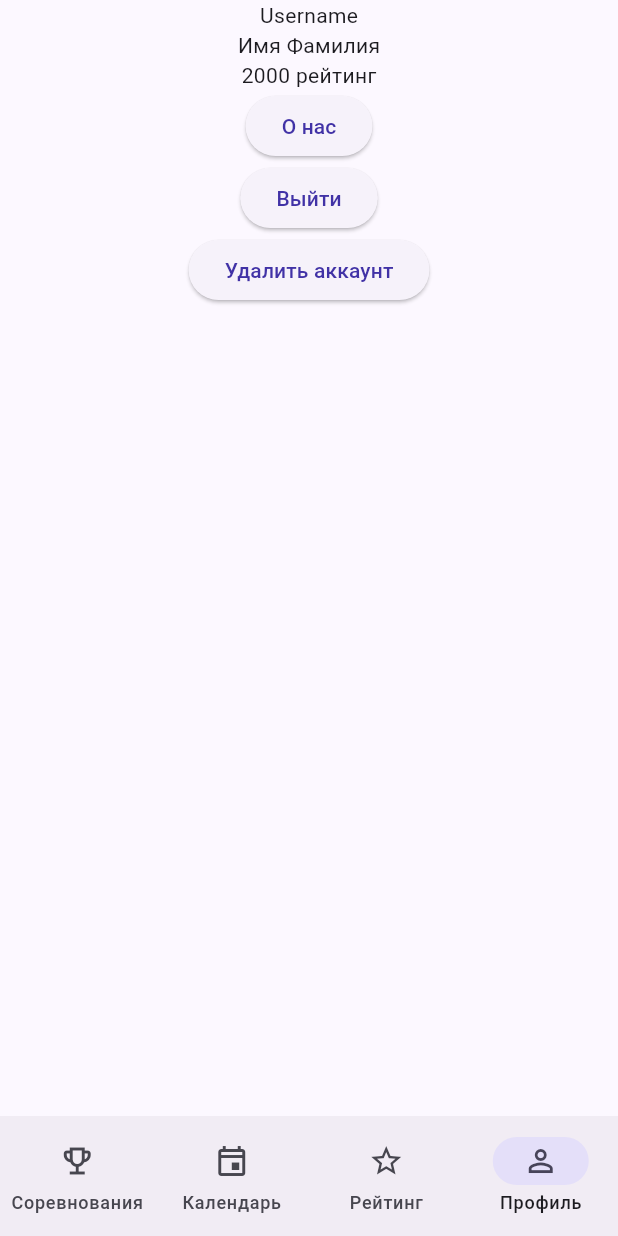
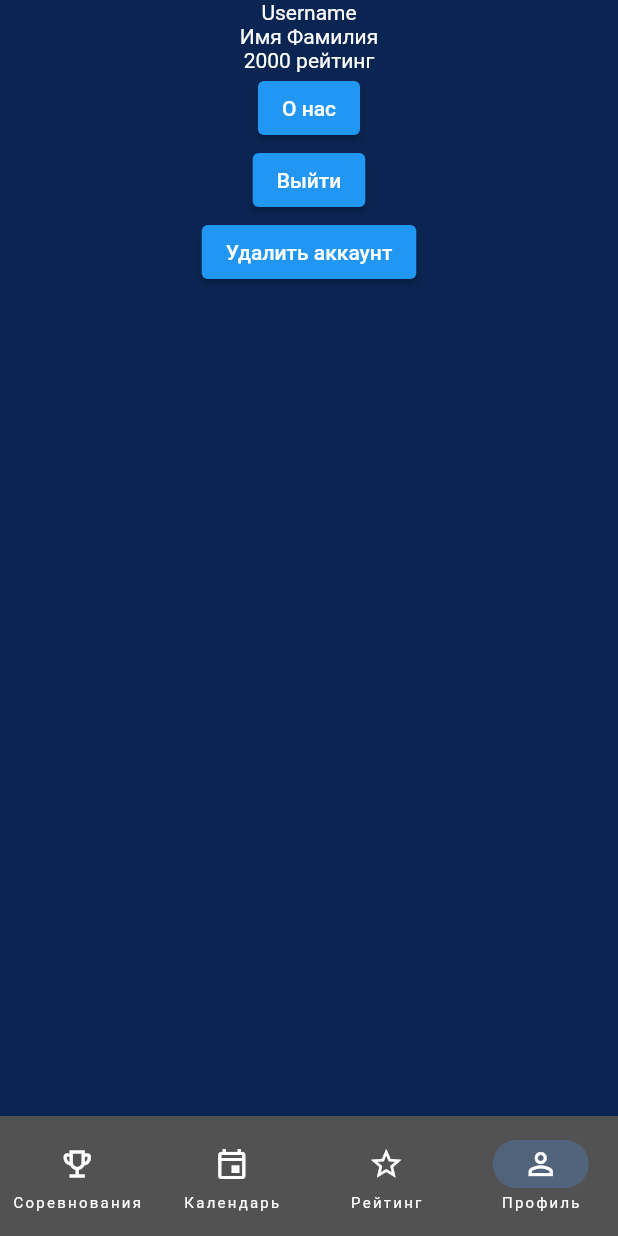
Before and after one commit to netos23/fsp_russia_app, a Flutter app: the screen it shows after launch, item 4 of the bottom bar chosen, on a phone screen of 412 x 824 dp. Run offline on Flutter 3.47's test engine with Material 2 defaults, Android fonts, the phone set to English and light mode, and no system bars; our stand-ins replace auto_route.

Commit message:
changed theme and icons

```diff
--- a/lib/internal/app.dart
+++ b/lib/internal/app.dart
@@ -1,5 +1,13 @@
 import 'package:flutter/material.dart';
 import 'package:fsp_russia_app/navigation/router.dart';
+
+import 'package:flutter/material.dart';
+
+final Color primaryColor = Color(0xFF0253FC);
+final Color darkPrimaryColor = Color(0xFF01071D);
+final Color accentColor = Color(0xFF4C9DFF);
+final Color backgroundColor = Color(0xFF132A4A);
+final Color secondaryBackgroundColor = Color(0xFF0A2552);
 
 class SportApp extends StatelessWidget {
   SportApp({Key? key}) : super(key: key);
@@ -9,13 +17,63 @@ class SportApp extends StatelessWidget {
   @override
   Widget build(BuildContext context) {
     return MaterialApp.router(
-      theme: ThemeData.from(
-        colorScheme: ColorScheme.fromSeed(
-          seedColor: const Color(0xff4132A6),
-          primary: const Color(0xff4132A6),
-          secondary: const Color(0xff4132A6).withOpacity(0.5),
+      // theme: ThemeData.from(
+      //   colorScheme: ColorScheme.fromSeed(
+      //     seedColor: const Color(0xff4132A6),
+      //     primary: const Color(0xff4132A6),
+      //     secondary: const Color(0xff4132A6).withOpacity(0.5),
+      //   ),
+      //   useMaterial3: true,
+      // ),
+      theme: ThemeData(
+        brightness: Brightness.dark,
+        primaryColor: primaryColor,
+        primaryColorDark: darkPrimaryColor,
+        accentColor: accentColor,
+        backgroundColor: backgroundColor,
+        scaffoldBackgroundColor: secondaryBackgroundColor,
+        appBarTheme: AppBarTheme(
+          elevation: 0,
+          textTheme: TextTheme(
+            headline6: TextStyle(
+              color: Colors.white,
+              fontSize: 20,
+              fontWeight: FontWeight.bold,
+            ),
+          ),
         ),
-        useMaterial3: true,
+        textTheme: TextTheme(
+          headline1: TextStyle(fontSize: 72.0, fontWeight: FontWeight.bold),
+          headline6: TextStyle(fontSize: 36.0, fontStyle: FontStyle.italic),
+          bodyText2: TextStyle(fontSize: 14.0, fontFamily: 'Roboto'),
+        ),
+        buttonTheme: ButtonThemeData(
+          buttonColor: accentColor,
+          textTheme: ButtonTextTheme.primary,
+          shape: RoundedRectangleBorder(
+            borderRadius: BorderRadius.circular(8),
+          ),
+        ),
+        inputDecorationTheme: InputDecorationTheme(
+          fillColor: secondaryBackgroundColor,
+          filled: true,
+          border: OutlineInputBorder(
+            borderSide: BorderSide.none,
+            borderRadius: BorderRadius.circular(8),
+          ),
+          focusedBorder: OutlineInputBorder(
+            borderSide: BorderSide(color: accentColor),
+            borderRadius: BorderRadius.circular(8),
+          ),
+        ),
+        cardTheme: CardTheme(
+          color: secondaryBackgroundColor,
+          elevation: 4,
+          margin: EdgeInsets.symmetric(vertical: 8, horizontal: 16),
+          shape: RoundedRectangleBorder(
+            borderRadius: BorderRadius.circular(8),
+          ),
+        ),
       ),
       routerConfig: _appRouter.config(),
     );
```
Also changed, not shown: 21 other files.
